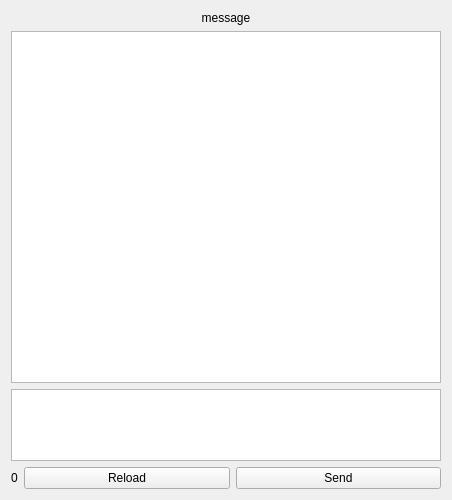
Old version of the form commentswidget.ui in the repository kambala-decapitator/HornAppDesktop.
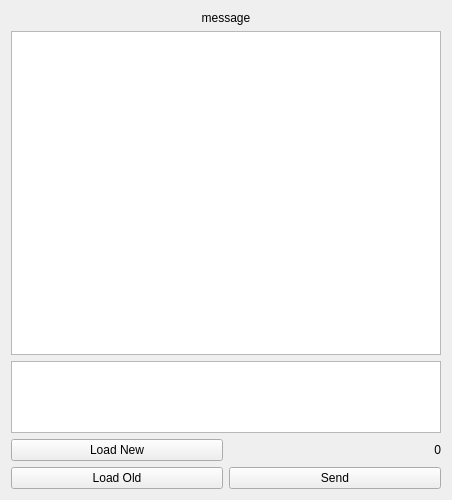
New version of the form.

Commit message: load previous comments

```diff
--- a/commentswidget.ui
+++ b/commentswidget.ui
@@ -78,19 +78,9 @@
     </widget>
    </item>
    <item>
-    <layout class="QHBoxLayout" name="horizontalLayout">
-     <item>
-      <widget class="QLabel" name="charactersCountLabel">
-       <property name="text">
-        <string>0</string>
-       </property>
-       <property name="buddy">
-        <cstring>plainTextEdit</cstring>
-       </property>
-      </widget>
-     </item>
-     <item>
-      <widget class="QPushButton" name="reloadButton">
+    <layout class="QGridLayout" name="gridLayout">
+     <item row="0" column="0">
+      <widget class="QPushButton" name="loadNewButton">
        <property name="sizePolicy">
         <sizepolicy hsizetype="Expanding" vsizetype="Fixed">
          <horstretch>0</horstretch>
@@ -98,11 +88,31 @@
         </sizepolicy>
        </property>
        <property name="text">
-        <string>Reload</string>
+        <string>Load New</string>
        </property>
       </widget>
      </item>
-     <item>
+     <item row="0" column="1">
+      <widget class="QLabel" name="charactersCountLabel">
+       <property name="text">
+        <string>0</string>
+       </property>
+       <property name="alignment">
+        <set>Qt::AlignRight|Qt::AlignTrailing|Qt::AlignVCenter</set>
+       </property>
+       <property name="buddy">
+        <cstring>plainTextEdit</cstring>
+       </property>
+      </widget>
+     </item>
+     <item row="1" column="0">
+      <widget class="QPushButton" name="loadOldButton">
+       <property name="text">
+        <string>Load Old</string>
+       </property>
+      </widget>
+     </item>
+     <item row="1" column="1">
       <widget class="QPushButton" name="sendButton">
        <property name="sizePolicy">
         <sizepolicy hsizetype="Expanding" vsizetype="Fixed">
```
The commit also changes 4 other files.
